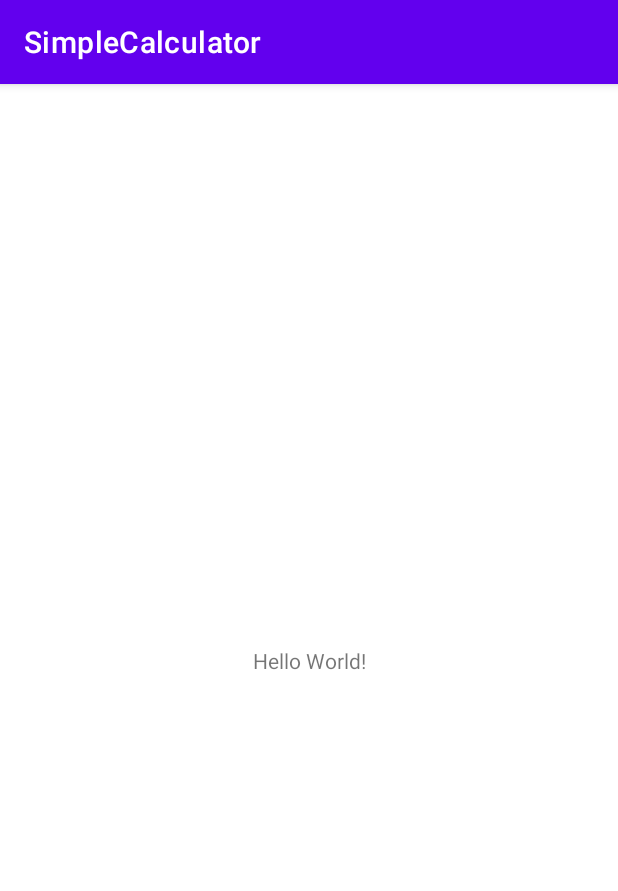
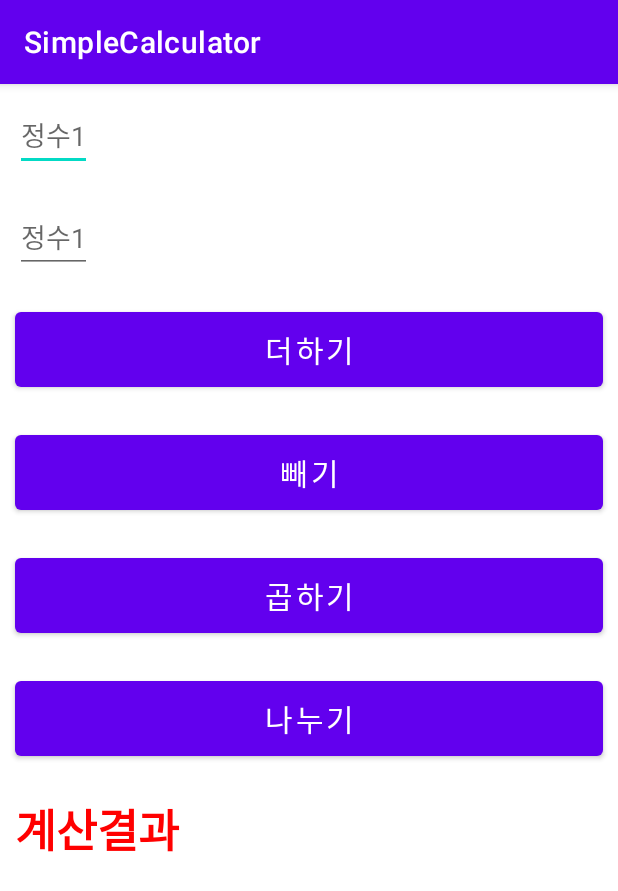
Before and after one commit to jiwoo1087/SimpleCalculator, an Android app: the screen it shows after launch (MainActivity), on a phone screen of 412 x 824 dp. Shown: the top 891 px of the screen. Run offline under Robolectric (Android 15) with nearby library versions, the phone set to English and light mode, and no system bars.

Commit message:
레이아웃 완성

```diff
--- a/app/src/main/java/kr/hs/emirim/kjw/simplecalculator/MainActivity.kt
+++ b/app/src/main/java/kr/hs/emirim/kjw/simplecalculator/MainActivity.kt
@@ -2,8 +2,21 @@ package kr.hs.emirim.kjw.simplecalculator
 
 import androidx.appcompat.app.AppCompatActivity
 import android.os.Bundle
+import android.widget.Button
+import android.widget.EditText
+import android.widget.TextView
 
 class MainActivity : AppCompatActivity() {
+    lateinit var edit1 : EditText;
+    lateinit var edit2 : EditText
+    lateinit var btnAdd : Button;
+    lateinit var btnSub : Button
+    lateinit var btnMul : Button;
+    lateinit var btnDiv : Button
+    lateinit var textResult : TextView
+    lateinit var num1 : String;
+    lateinit var num2 : String;
+    var result : Int? = null
     override fun onCreate(savedInstanceState: Bundle?) {
         super.onCreate(savedInstanceState)
         setContentView(R.layout.activity_main)
--- a/app/src/main/res/layout/activity_main.xml
+++ b/app/src/main/res/layout/activity_main.xml
@@ -1,18 +1,75 @@
 <?xml version="1.0" encoding="utf-8"?>
-<androidx.constraintlayout.widget.ConstraintLayout xmlns:android="http://schemas.android.com/apk/res/android"
+<LinearLayout xmlns:android="http://schemas.android.com/apk/res/android"
     xmlns:app="http://schemas.android.com/apk/res-auto"
     xmlns:tools="http://schemas.android.com/tools"
     android:layout_width="match_parent"
     android:layout_height="match_parent"
-    tools:context=".MainActivity">
+    tools:context=".MainActivity"
+    android:orientation="vertical">
+
+    <EditText
+        android:id="@+id/edit1"
+        android:layout_width="wrap_content"
+        android:layout_height="wrap_content"
+        android:hint="@string/edit1_hint"
+        android:inputType="numberDecimal"
+        android:layout_margin="@dimen/margin_small"/>
+
+    <EditText
+        android:id="@+id/edit2"
+        android:layout_width="wrap_content"
+        android:layout_height="wrap_content"
+        android:hint="@string/edit1_hint"
+        android:inputType="numberDecimal"
+        android:layout_margin="@dimen/margin_small"/>
+
+    <Button
+        android:id="@+id/btn_plus"
+        android:layout_width="match_parent"
+        android:layout_height="wrap_content"
+        android:layout_margin="@dimen/margin_small"
+        android:padding="@dimen/padding_small"
+        android:text="@string/btn_plus"
+        android:textSize="@dimen/text_size_medium"/>
+
+    <Button
+        android:id="@+id/btn_minus"
+        android:layout_width="match_parent"
+        android:layout_height="wrap_content"
+        android:layout_margin="@dimen/margin_small"
+        android:padding="@dimen/padding_small"
+        android:text="@string/btn_minus"
+        android:textSize="@dimen/text_size_medium"/>
+
+    <Button
+        android:id="@+id/btn_multiply"
+        android:layout_width="match_parent"
+        android:layout_height="wrap_content"
+        android:layout_margin="@dimen/margin_small"
+        android:padding="@dimen/padding_small"
+        android:text="@string/btn_multiply"
+        android:textSize="@dimen/text_size_medium"/>
+
+    <Button
+        android:id="@+id/btn_dvide"
+        android:layout_width="match_parent"
+        android:layout_height="wrap_content"
+        android:layout_margin="@dimen/margin_small"
+        android:padding="@dimen/padding_small"
+        android:text="@string/btn_dvide"
+        android:textSize="@dimen/text_size_medium"/>
 
     <TextView
-        android:layout_width="wrap_content"
+        android:id="@+id/text_result"
+        android:layout_width="match_parent"
         android:layout_height="wrap_content"
-        android:text="Hello World!"
-        app:layout_constraintBottom_toBottomOf="parent"
-        app:layout_constraintEnd_toEndOf="parent"
-        app:layout_constraintStart_toStartOf="parent"
-        app:layout_constraintTop_toTopOf="parent" />
+        android:gravity="bottom"
+        android:layout_margin="@dimen/margin_small"
+        android:paddingBottom="@dimen/padding_large"
+        android:text="@string/text_result"
+        android:textSize="@dimen/text_size_large"
+        android:textStyle="bold"
+        android:textColor="@color/text_result_color"/>
 
-</androidx.constraintlayout.widget.ConstraintLayout>
+
+</LinearLayout>
--- a/app/src/main/res/values/colors.xml
+++ b/app/src/main/res/values/colors.xml
@@ -7,4 +7,5 @@
     <color name="teal_700">#FF018786</color>
     <color name="black">#FF000000</color>
     <color name="white">#FFFFFFFF</color>
+    <color name="text_result_color">#ff0000</color>
 </resources>
--- /dev/null
+++ b/app/src/main/res/values/dimens.xml
@@ -0,0 +1,8 @@
+<?xml version="1.0" encoding="utf-8"?>
+<resources>
+    <dimen name="text_size_medium">20sp</dimen>
+    <dimen name="text_size_large">30sp</dimen>
+    <dimen name="margin_small">10dp</dimen>
+    <dimen name="padding_small">10dp</dimen>
+    <dimen name="padding_large">30dp</dimen>
+</resources>
--- a/app/src/main/res/values/strings.xml
+++ b/app/src/main/res/values/strings.xml
@@ -6,4 +6,5 @@
     <string name="btn_minus">빼기</string>
     <string name="btn_multiply">곱하기</string>
     <string name="btn_dvide">나누기</string>
+    <string name="text_result">계산결과</string>
 </resources>
```
